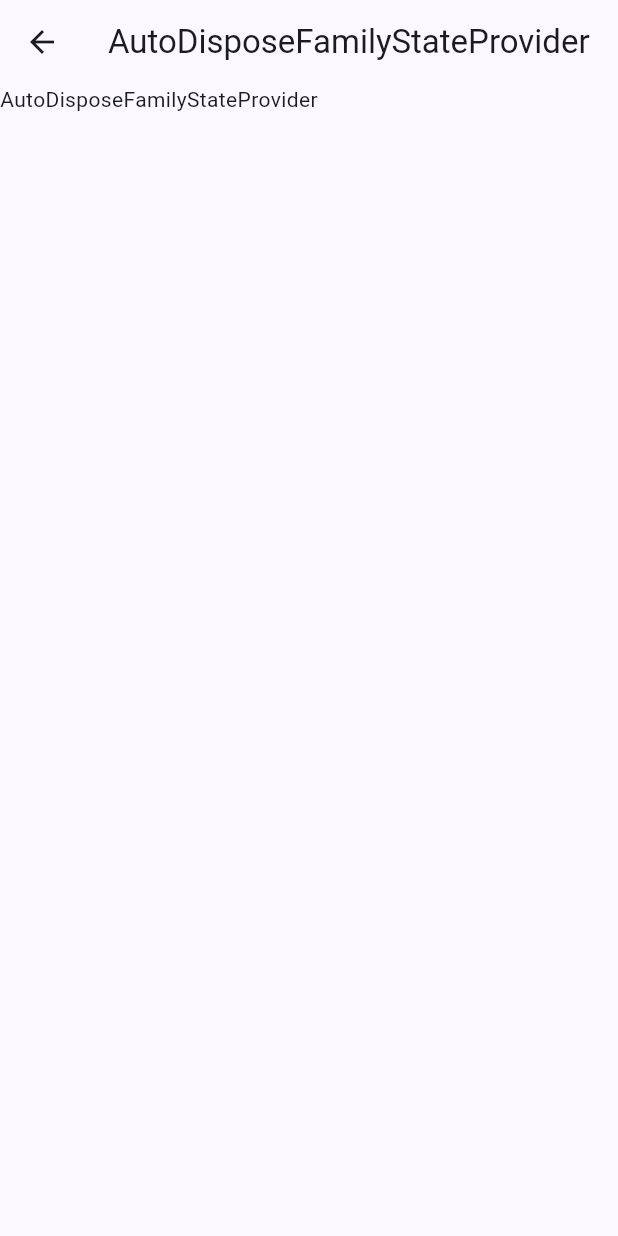
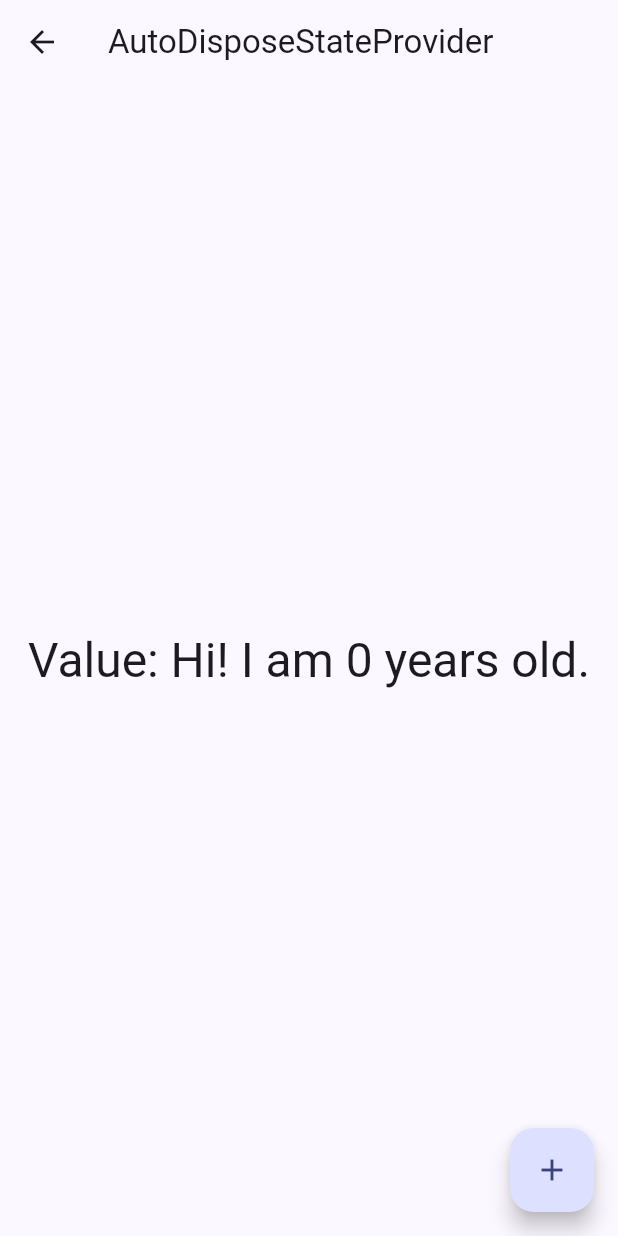
Before and after one commit to emagnu/state_provider, a Flutter app: the AutoDisposePage screen opened directly, on a phone screen of 412 x 824 dp. Run offline on Flutter 3.47's test engine with Material 3 defaults, Android fonts, the phone set to English and light mode, and no system bars; our stand-ins replace flutter_riverpod, riverpod_annotation; generated files the repository leaves out were written again.

Commit message:
24. StateProvider - autoDispose

```diff
--- a/lib/pages/auto_dispose/auto_dispose_page.dart
+++ b/lib/pages/auto_dispose/auto_dispose_page.dart
@@ -3,22 +3,38 @@
 import 'package:flutter/material.dart';
 import 'package:flutter_riverpod/flutter_riverpod.dart';
 //Import FILES
-// import 'pages/bard_home_page.dart';
+import '../auto_dispose_family /auto_dispose_family_provider.dart';
 //  PARTS
 //  PROVIDERS
 
 //
 
-class AutoDisposePage extends StatelessWidget {
+class AutoDisposePage extends ConsumerWidget {
   const AutoDisposePage({super.key});
 
   @override
-  Widget build(BuildContext context) {
+  Widget build(BuildContext context, WidgetRef ref) {
+    final value = ref.watch(autoDisposeAgeProvider);
+
     return Scaffold(
       appBar: AppBar(
-        title: const Text('AutoDisposeFamilyStateProvider'),
+        title: const Text('AutoDisposeStateProvider'),
       ),
-      body: const Text('AutoDisposeFamilyStateProvider'),
+      body: Center(
+        child: Text(
+          'Value: $value',
+          style: Theme.of(context).textTheme.headlineLarge,
+        ),
+      ),
+      floatingActionButton: FloatingActionButton(
+          onPressed: () {
+            // ref.read(autoDisposeCounterProvider.notifier).state++;
+            // ref.read(autoDisposeCounterProvider.notifier).state =ref.read(autoDisposeCounterProvider.notifier).state + 10;
+            ref
+                .read(autoDisposeCounterProvider.notifier)
+                .update((state) => state + 10);
+          },
+          child: const Icon(Icons.add)),
     );
   }
 }
--- a/lib/pages/auto_dispose_family /auto_dispose_family_provider.dart
+++ b/lib/pages/auto_dispose_family /auto_dispose_family_provider.dart
@@ -0,0 +1,31 @@
+//  //
+//Import LIBRARIES
+import 'package:flutter/material.dart';
+import 'package:flutter_riverpod/flutter_riverpod.dart';
+import 'package:riverpod_annotation/riverpod_annotation.dart';
+//Import FILES
+// import 'pages/bard_home_page.dart';
+//  PARTS
+part 'auto_dispose_family_provider.g.dart';
+
+//  PROVIDERS
+final autoDisposeCounterProvider = StateProvider<int>((ref) {
+  debugPrint('[autoDisposeCounterProvider] created');
+  ref.onDispose(() {
+    debugPrint('[autoDisposeCounterProvider] disposed');
+  });
+  return 0;
+});
+
+// @Riverpod(keepAlive: true)
+// String age(AgeRef ref) {
+//   return '';
+@Riverpod(keepAlive: true)
+String autoDisposeAge(AutoDisposeAgeRef ref) {
+  final age = ref.watch(autoDisposeCounterProvider);
+  ref.onDispose(() {
+    debugPrint('[autoDisposeAgeProvider] disposed');
+  });
+  return 'Hi! I am $age years old.';
+}
+//
```
Also changed, not shown: lib/pages/auto_dispose/auto_dispose_provider.dart (+37 -0 lines), lib/pages/auto_dispose_family /auto_dispose_family_page.dart (+1 -6 lines), lib/pages/auto_dispose/auto_dispose_provider.g.dart (added), lib/pages/auto_dispose_family /auto_dispose_family_provider.g.dart (added).
